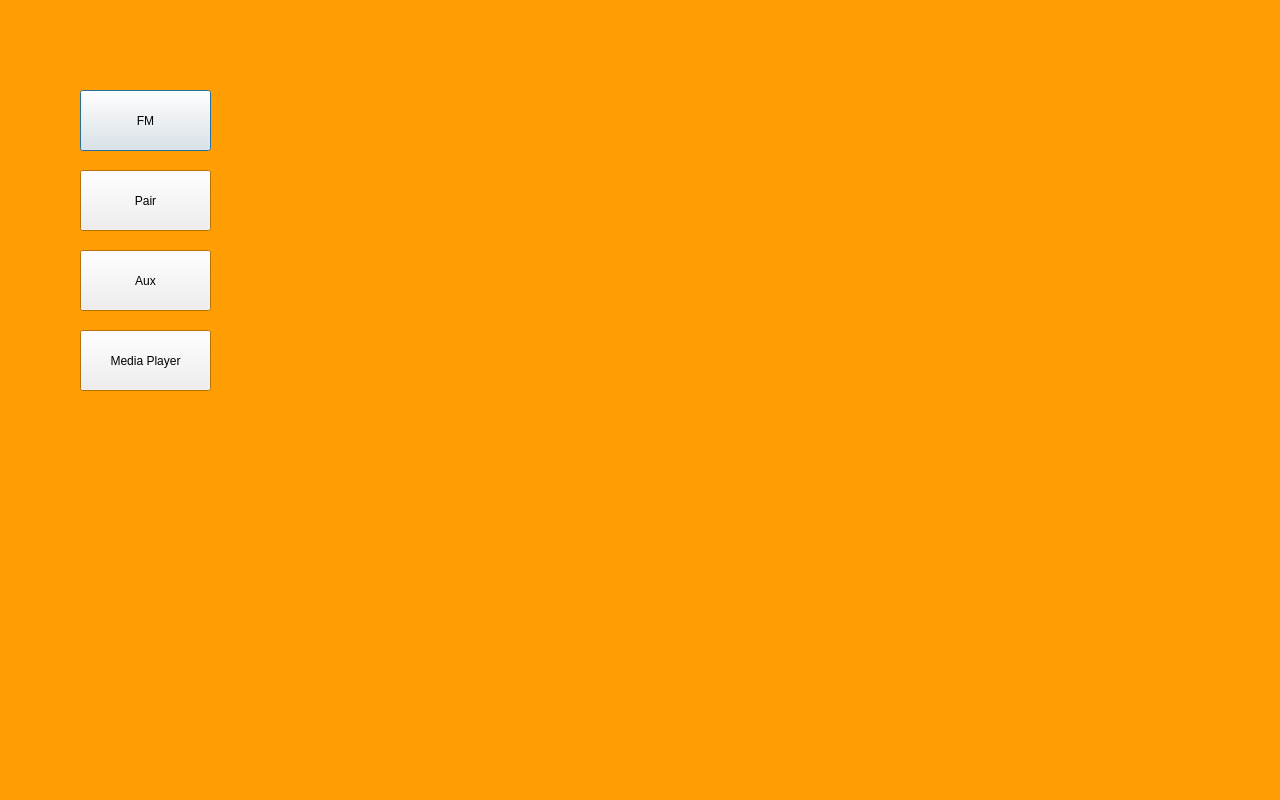
nickywongdong/wombat, file Axolotl1.1/musicpage.ui: the form before one commit.
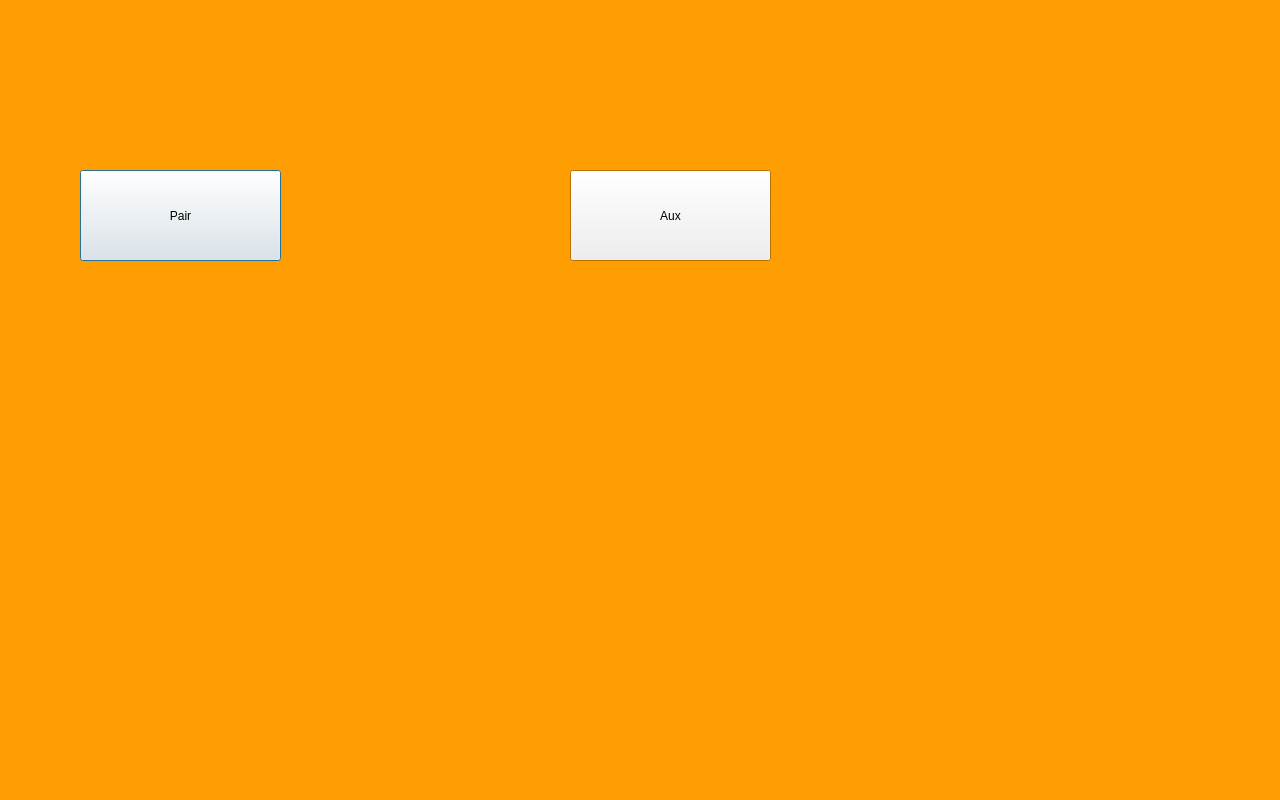
The form after the commit.

```diff
--- a/Axolotl1.1/musicpage.ui
+++ b/Axolotl1.1/musicpage.ui
@@ -77,45 +77,19 @@
   <property name="windowTitle">
    <string>Dialog</string>
   </property>
-  <widget class="QPushButton" name="pushButton">
-   <property name="geometry">
-    <rect>
-     <x>80</x>
-     <y>90</y>
-     <width>131</width>
-     <height>61</height>
-    </rect>
-   </property>
-   <property name="text">
-    <string>FM</string>
-   </property>
-  </widget>
   <widget class="QPushButton" name="pushButton_2">
    <property name="geometry">
     <rect>
      <x>80</x>
      <y>170</y>
-     <width>131</width>
-     <height>61</height>
+     <width>201</width>
+     <height>91</height>
     </rect>
    </property>
    <property name="text">
     <string>Pair</string>
    </property>
   </widget>
-  <widget class="QPushButton" name="pushButton_3">
-   <property name="geometry">
-    <rect>
-     <x>80</x>
-     <y>250</y>
-     <width>131</width>
-     <height>61</height>
-    </rect>
-   </property>
-   <property name="text">
-    <string>Aux</string>
-   </property>
-  </widget>
   <widget class="QStackedWidget" name="stackedWidget">
    <property name="geometry">
     <rect>
@@ -129,26 +103,12 @@
     <number>1</number>
    </property>
    <widget class="QWidget" name="page"/>
-   <widget class="QWidget" name="page_2"/>
-  </widget>
-  <widget class="QPushButton" name="pushButton_4">
-   <property name="geometry">
-    <rect>
-     <x>80</x>
-     <y>330</y>
-     <width>131</width>
-     <height>61</height>
-    </rect>
-   </property>
-   <property name="text">
-    <string>Media Player</string>
-   </property>
-  </widget>
+   <widget class="QWidget" name="page_2">
   <widget class="QLabel" name="pairLabel">
    <property name="geometry">
     <rect>
-     <x>220</x>
-     <y>170</y>
+       <x>-20</x>
+       <y>150</y>
      <width>181</width>
      <height>71</height>
     </rect>
@@ -156,6 +116,21 @@
    <property name="text">
     <string/>
    </property>
+    </widget>
+    <widget class="QPushButton" name="pushButton_3">
+     <property name="geometry">
+      <rect>
+       <x>210</x>
+       <y>160</y>
+       <width>201</width>
+       <height>91</height>
+      </rect>
+     </property>
+     <property name="text">
+      <string>Aux</string>
+     </property>
+    </widget>
+   </widget>
   </widget>
   <widget class="QLabel" name="fmLabel">
    <property name="geometry">
```
Lines whose indentation alone changed are shown as unchanged.
